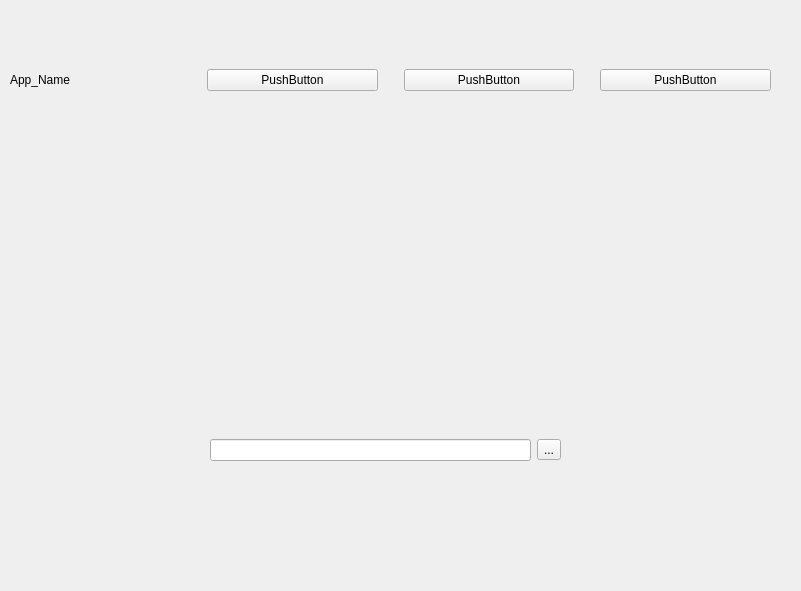
The window that MainWindow.ui (Dimitrios-Mourtzilas/Business-Strategy) describes before a commit, drawn with Qt 5.
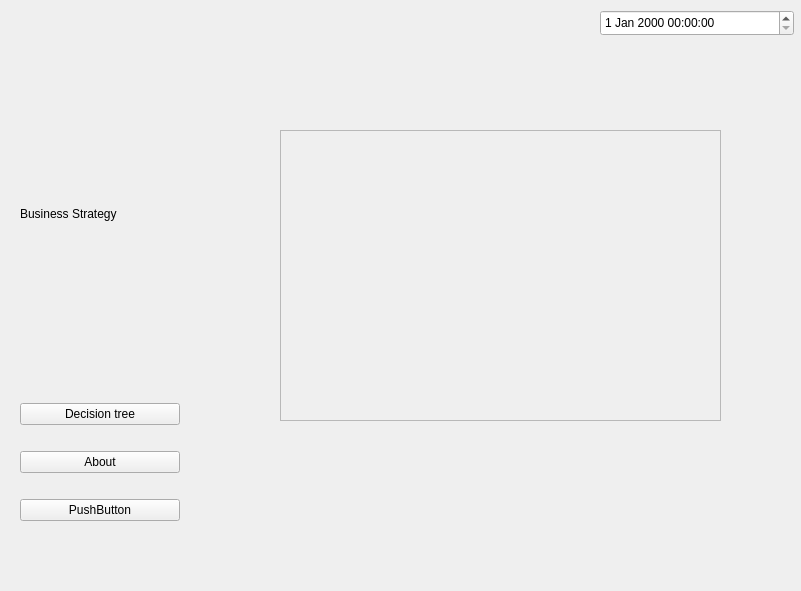
The same window after the commit.

```diff
--- a/MainWindow.ui
+++ b/MainWindow.ui
@@ -16,49 +16,36 @@
   <widget class="QWidget" name="horizontalLayoutWidget">
    <property name="geometry">
     <rect>
-     <x>10</x>
-     <y>40</y>
-     <width>781</width>
-     <height>80</height>
+     <x>20</x>
+     <y>30</y>
+     <width>160</width>
+     <height>511</height>
     </rect>
    </property>
-   <layout class="QHBoxLayout" name="horizontalLayout">
+   <layout class="QVBoxLayout" name="verticalLayout">
     <item>
      <widget class="QLabel" name="label">
       <property name="text">
-       <string>App_Name</string>
+       <string>Business Strategy</string>
       </property>
      </widget>
     </item>
-    <item>
-     <spacer name="verticalSpacer">
-      <property name="orientation">
-       <enum>Qt::Vertical</enum>
-      </property>
-      <property name="sizeHint" stdset="0">
-       <size>
-        <width>20</width>
-        <height>40</height>
-       </size>
-      </property>
-     </spacer>
-    </item>
     <item>
      <widget class="QPushButton" name="pushButton">
       <property name="text">
-       <string>PushButton</string>
+       <string>Decision tree</string>
       </property>
      </widget>
     </item>
     <item>
-     <spacer name="verticalSpacer_2">
+     <spacer name="horizontalSpacer">
       <property name="orientation">
-       <enum>Qt::Vertical</enum>
+       <enum>Qt::Horizontal</enum>
       </property>
       <property name="sizeHint" stdset="0">
        <size>
-        <width>20</width>
-        <height>40</height>
+        <width>40</width>
+        <height>20</height>
        </size>
       </property>
      </spacer>
@@ -66,19 +53,19 @@
     <item>
      <widget class="QPushButton" name="pushButton_2">
       <property name="text">
-       <string>PushButton</string>
+       <string>About</string>
       </property>
      </widget>
     </item>
     <item>
-     <spacer name="verticalSpacer_3">
+     <spacer name="horizontalSpacer_2">
       <property name="orientation">
-       <enum>Qt::Vertical</enum>
+       <enum>Qt::Horizontal</enum>
       </property>
       <property name="sizeHint" stdset="0">
        <size>
-        <width>20</width>
-        <height>40</height>
+        <width>40</width>
+        <height>20</height>
        </size>
       </property>
      </spacer>
@@ -91,41 +78,45 @@
      </widget>
     </item>
     <item>
-     <spacer name="verticalSpacer_4">
+     <spacer name="horizontalSpacer_3">
       <property name="orientation">
-       <enum>Qt::Vertical</enum>
+       <enum>Qt::Horizontal</enum>
       </property>
       <property name="sizeHint" stdset="0">
        <size>
-        <width>20</width>
-        <height>40</height>
+        <width>40</width>
+        <height>20</height>
        </size>
       </property>
      </spacer>
     </item>
    </layout>
   </widget>
-  <widget class="QWidget" name="horizontalLayoutWidget_2">
+  <widget class="QFrame" name="frame">
    <property name="geometry">
     <rect>
-     <x>210</x>
-     <y>410</y>
-     <width>351</width>
-     <height>80</height>
+     <x>280</x>
+     <y>130</y>
+     <width>441</width>
+     <height>291</height>
     </rect>
    </property>
-   <layout class="QHBoxLayout" name="horizontalLayout_2">
-    <item>
-     <widget class="QLineEdit" name="lineEdit"/>
-    </item>
-    <item>
-     <widget class="QToolButton" name="toolButton">
-      <property name="text">
-       <string>...</string>
-      </property>
-     </widget>
-    </item>
-   </layout>
+   <property name="frameShape">
+    <enum>QFrame::StyledPanel</enum>
+   </property>
+   <property name="frameShadow">
+    <enum>QFrame::Raised</enum>
+   </property>
+  </widget>
+  <widget class="QDateTimeEdit" name="dateTimeEdit">
+   <property name="geometry">
+    <rect>
+     <x>600</x>
+     <y>10</y>
+     <width>194</width>
+     <height>26</height>
+    </rect>
+   </property>
   </widget>
  </widget>
  <resources>
```
Left out of the diff: 2 changed lines with no effect on the pictures.
